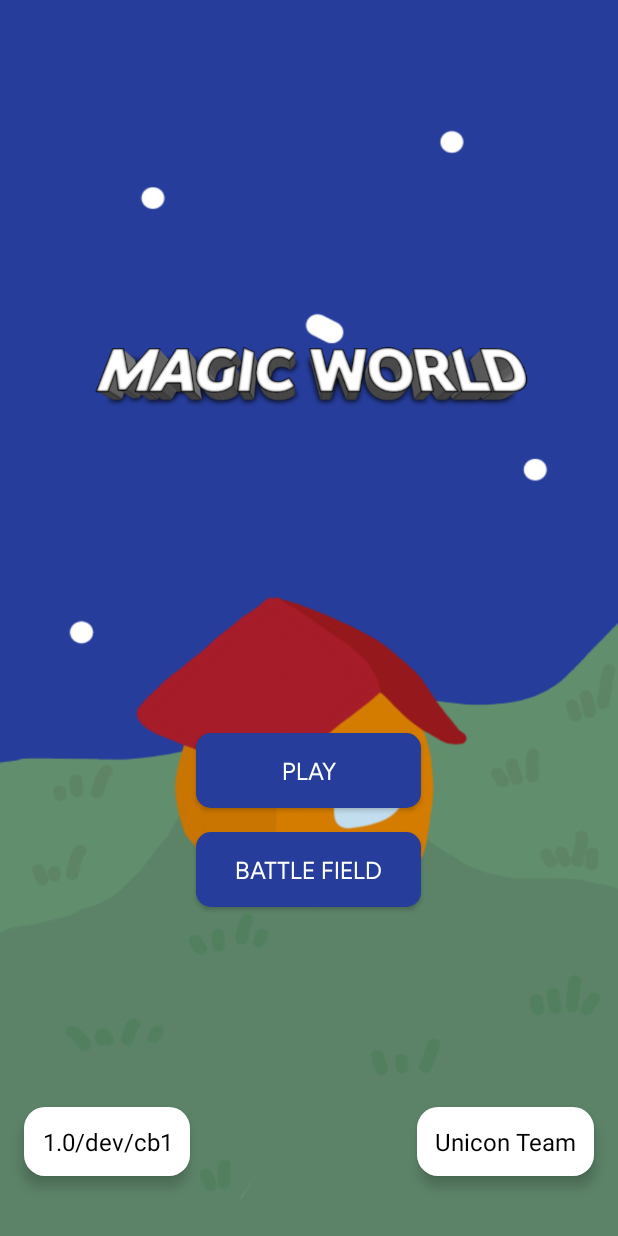
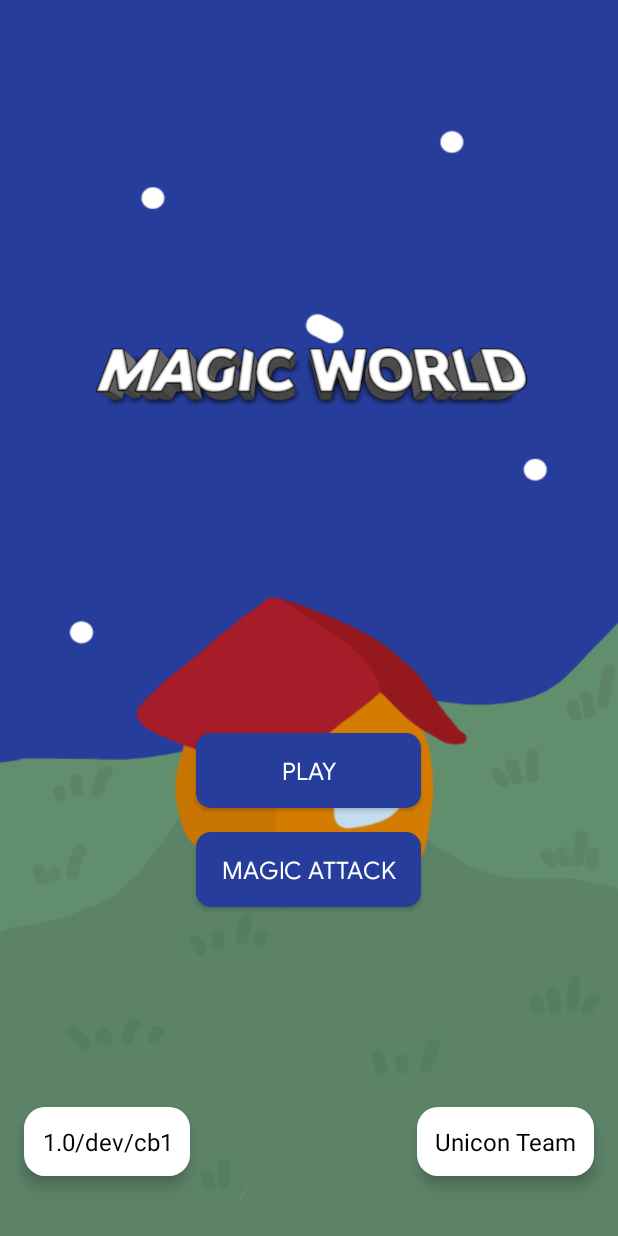
Before and after one commit to TIMISONG-dev/MW, an Android app: the screen it shows after launch (MenuActivity), on a phone screen of 412 x 824 dp. Run offline under Robolectric (Android 15) with nearby library versions, the light colour scheme and no system bars.

Commit message:
change: sort classes

```diff
--- a/app/src/main/java/uniconteam/magicworld/MenuActivity.java
+++ b/app/src/main/java/uniconteam/magicworld/activity/MenuActivity.java
@@ -198,8 +198,8 @@ public class MenuActivity extends AppCompatActivity {
         logoImg.setScaleY((float) (5.0d));
         versionTab = findViewById(R.id.mwVersionTab);
         compTab = findViewById(R.id.mwCompTab);
-        playButton.setTypeface(Typeface.createFromAsset(getAssets(), "mwFonts/magicworld_google_sans_regular.ttf"), Typeface.NORMAL);
-        magicAttackButton.setTypeface(Typeface.createFromAsset(getAssets(), "mwFonts/magicworld_google_sans_regular.ttf"), Typeface.NORMAL);
+        playButton.setTypeface(Typeface.createFromAsset(getAssets(), "fonts/magicworld_google_sans_regular.ttf"), Typeface.NORMAL);
+        magicAttackButton.setTypeface(Typeface.createFromAsset(getAssets(), "fonts/magicworld_google_sans_regular.ttf"), Typeface.NORMAL);
 
 
         if (Build.VERSION.SDK_INT >= 21) {
--- a/app/src/main/res/layout/menu.xml
+++ b/app/src/main/res/layout/menu.xml
@@ -46,7 +46,7 @@
                 android:layout_width="150dp"
                 android:layout_margin="8dp"
                 android:layout_height="50dp"
-                android:text="BATTLE FIELD"
+                android:text="Magic Attack"
                 android:background="@drawable/mw_anybutton_layout"
                 android:padding="8dp"
                 android:textColor="#FFFFFF"
```
Also changed, not shown: app/src/main/java/uniconteam/magicworld/activity/HomeActivity.java (renamed from app/src/main/java/uniconteam/magicworld/HomeActivity.java, +4 -4 lines), app/src/main/assets/fonts/magicworld_google_sans_regular.ttf (renamed from app/src/main/assets/mwFonts/magicworld_google_sans_regular.ttf), app/src/main/java/uniconteam/magicworld/activity/MagicAttackActivity.java (renamed from app/src/main/java/uniconteam/magicworld/MagicAttackActivity.java), app/src/main/java/uniconteam/magicworld/attack/CollisionRect.java (renamed from app/src/main/java/uniconteam/magicworld/CollisionRect.java), app/src/main/java/uniconteam/magicworld/attack/MagicAttackMap.java (renamed from app/src/main/java/uniconteam/magicworld/MagicAttackMap.java), app/src/main/java/uniconteam/magicworld/attack/MagicHero.java (renamed from app/src/main/java/uniconteam/magicworld/MagicHero.java), app/src/main/java/uniconteam/magicworld/attack/MagicMob.java (renamed from app/src/main/java/uniconteam/magicworld/MagicMob.java), app/src/main/java/uniconteam/magicworld/component/Houses.java (renamed from app/src/main/java/uniconteam/magicworld/Houses.java), app/src/main/java/uniconteam/magicworld/component/Inventory.java (renamed from app/src/main/java/uniconteam/magicworld/Inventory.java), app/src/main/java/uniconteam/magicworld/component/Tutorial.java (renamed from app/src/main/java/uniconteam/magicworld/Tutorial.java), app/src/main/java/uniconteam/magicworld/dialog/HouseMenu.java (renamed from app/src/main/java/uniconteam/magicworld/HouseMenu.java), app/src/main/java/uniconteam/magicworld/dialog/ShopMenu.java (renamed from app/src/main/java/uniconteam/magicworld/ShopMenu.java), app/src/main/java/uniconteam/magicworld/dialog/UpgradeMenu.java (renamed from app/src/main/java/uniconteam/magicworld/UpgradeMenu.java), app/src/main/java/uniconteam/magicworld/engine/MwConsortium.java (renamed from app/src/main/java/uniconteam/magicworld/MwConsortium.java).
